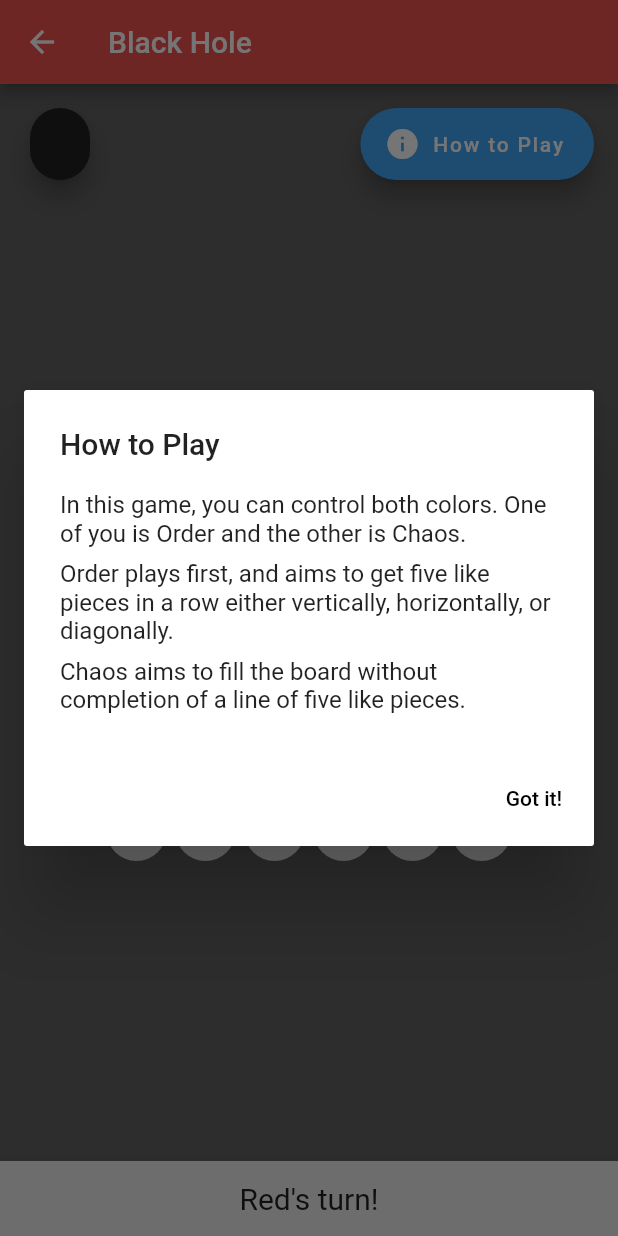
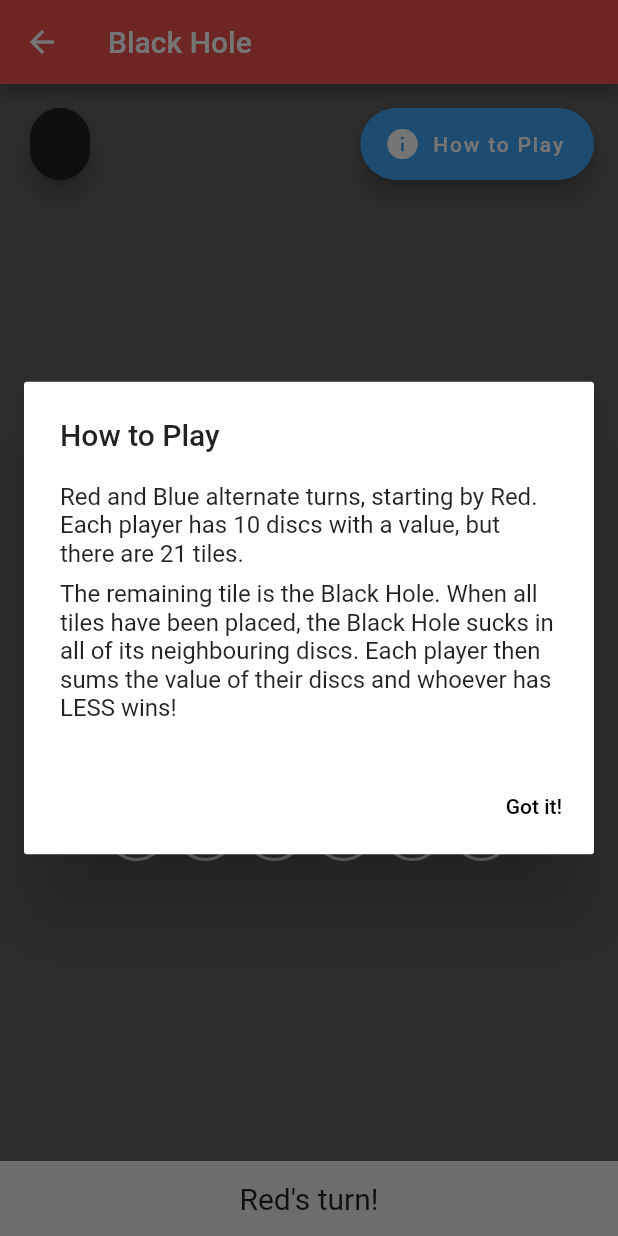
Before and after one commit to tuliosj/game-on, a Flutter app: the BlackHoleScreen screen opened by its route, after a tap on "How to Play", on a phone screen of 412 x 824 dp. Run offline on Flutter 3.47's test engine with Material 2 defaults, Android fonts, the phone set to English and light mode, and no system bars; our stand-ins replace avatar_glow, get_it, google_fonts, rxdart.

Commit message:
Rules defined for Black Hole

```diff
--- a/lib/screens/blackHole/blackHole.dart
+++ b/lib/screens/blackHole/blackHole.dart
@@ -52,6 +52,7 @@ class BlackHole {
 
   reset() {
     if (currentResetExtended) {
+      _order.add(true);
       _red.add(0);
       _blue.add(0);
       _board.add(new List<int>.filled(21, 0, growable: false));
@@ -60,6 +61,8 @@ class BlackHole {
   }
 
   // Board controller
+
+  checkVictory() {}
 
   // Builders
   void infoDialog(context) {
@@ -72,17 +75,12 @@ class BlackHole {
             child: Column(
               children: <Widget>[
                 Text(
-                    "In this game, you can control both colors. One of you is Order and the other is Chaos."),
+                    "Red and Blue alternate turns, starting by Red. Each player has 10 discs with a value, but there are 21 tiles."),
                 SizedBox(
                   height: 8.0,
                 ),
                 Text(
-                    "Order plays first, and aims to get five like pieces in a row either vertically, horizontally, or diagonally."),
-                SizedBox(
-                  height: 8.0,
-                ),
-                Text(
-                    "Chaos aims to fill the board without completion of a line of five like pieces."),
+                    "The remaining tile is the Black Hole. When all tiles have been placed, the Black Hole sucks in all of its neighbouring discs. Each player then sums the value of their discs and whoever has LESS wins!"),
               ],
             ),
           ),
--- a/lib/screens/blackHole/index.dart
+++ b/lib/screens/blackHole/index.dart
@@ -1,7 +1,7 @@
-import 'dart:math';
-
 import 'package:flutter/material.dart';
 import 'package:game_on/main.dart';
+import 'package:avatar_glow/avatar_glow.dart';
+
 import 'package:game_on/screens/blackHole/blackHole.dart';
 
 class BlackHoleScreen extends StatelessWidget {
@@ -91,12 +91,15 @@ class BlackHoleScreen extends StatelessWidget {
                                               width: 40,
                                               margin: EdgeInsets.all(1),
                                               decoration: BoxDecoration(
+                                                border: Border.all(
+                                                    color: Colors.grey[200],
+                                                    width: 2),
                                                 borderRadius:
                                                     BorderRadius.circular(50),
                                                 color:
                                                     !(snap.data is List<int>) ||
                                                             snap.data[j] == 0
-                                                        ? Colors.grey[200]
+                                                        ? Colors.grey[700]
                                                         : (snap.data[j] > 0
                                                             ? Colors.red[400]
                                                             : Colors.blue[400]),
@@ -107,13 +110,16 @@ class BlackHoleScreen extends StatelessWidget {
                                                 crossAxisAlignment:
                                                     CrossAxisAlignment.center,
                                                 children: <Widget>[
-                                                  snap.data is List<int>
-                                                      ? Text(snap.data[j] != 0
-                                                          ? snap.data[j]
+                                                  snap.data is List<int> &&
+                                                          snap.data[j] != 0
+                                                      ? Text(
+                                                          snap.data[j]
                                                               .abs()
-                                                              .toString()
-                                                          : '')
-                                                      : Text('')
+                                                              .toString(),
+                                                          style: TextStyle(
+                                                              color:
+                                                                  Colors.white))
+                                                      : Container()
                                                 ],
                                               ),
                                             ),
--- a/lib/screens/home/index.dart
+++ b/lib/screens/home/index.dart
@@ -40,6 +40,7 @@ class HomeScreen extends StatelessWidget {
                   child: Text('Order and Chaos', style: font),
                 ),
               ),
+              const SizedBox(height: 16),
               SizedBox(
                 width: double.infinity,
                 child: RaisedButton(
--- a/lib/screens/orderAndChaos/orderAndChaos.dart
+++ b/lib/screens/orderAndChaos/orderAndChaos.dart
@@ -44,6 +44,7 @@ class OrderAndChaos {
 
   reset() {
     if (currentResetExtended) {
+      _order.add(true);
       _board.add(new List<Color>.filled(36, Colors.grey[300], growable: false));
       _winner.add(checkWinner());
     }
--- a/pubspec.yaml
+++ b/pubspec.yaml
@@ -24,7 +24,6 @@ dependencies:
   flutter:
     sdk: flutter
   google_fonts:
-  # avatar_glow:
   rxdart:
   get_it:
 
```
